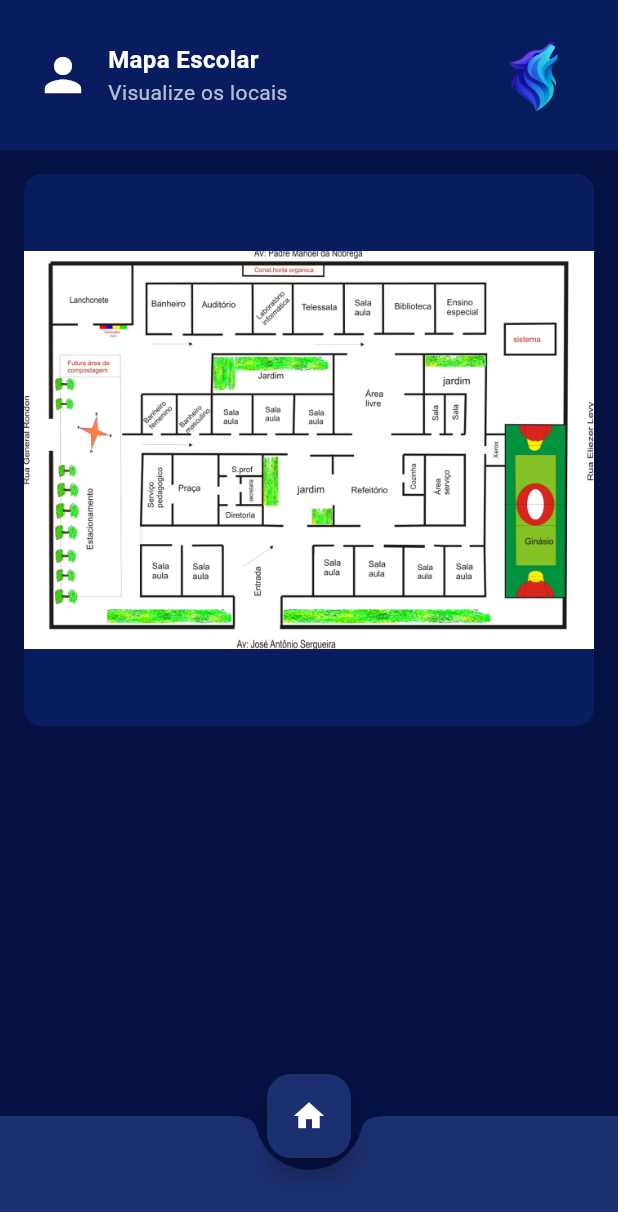
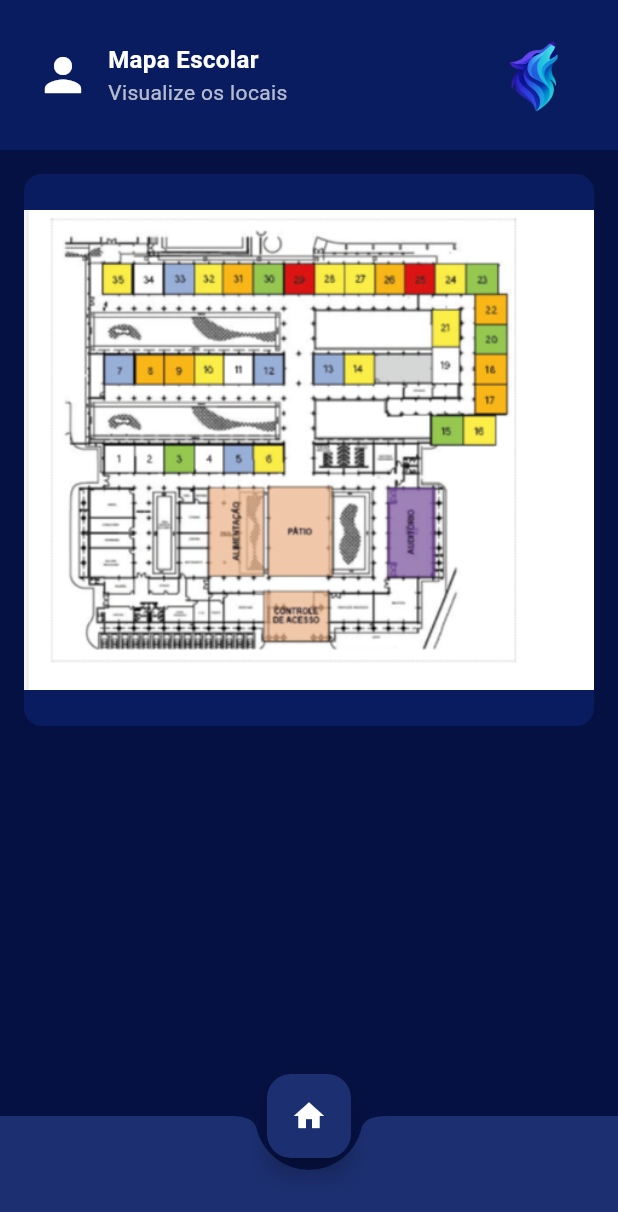
Before and after one commit to NicollayDavi/tcc_sla_project, a Flutter app: the MapPage screen opened directly, on a phone screen of 412 x 824 dp. Shown: the top 1212 px of the screen. Run offline on Flutter 3.47's test engine with Material 3 defaults, Android fonts, the phone set to English and light mode, and no system bars.

Commit message:
aula 14/08

```diff
--- a/lib/pages/map_page.dart
+++ b/lib/pages/map_page.dart
@@ -96,7 +96,7 @@ class MapPage extends StatelessWidget {
                 child: ClipRRect(
                   borderRadius: BorderRadius.circular(12),
                   child: Image.asset(
-                    'assets/images/logo4.png',
+                    'assets/images/planta.png',
                     fit: BoxFit.contain,
                     width: double.infinity,
                   ),
--- a/pubspec.yaml
+++ b/pubspec.yaml
@@ -65,6 +65,7 @@ flutter:
     - assets/images/logo2.png
     - assets/images/logo3.png
     - assets/images/logo4.png
+    - assets/images/planta.png
 
 
 
```
Also changed, not shown: assets/images/planta.png (added).
